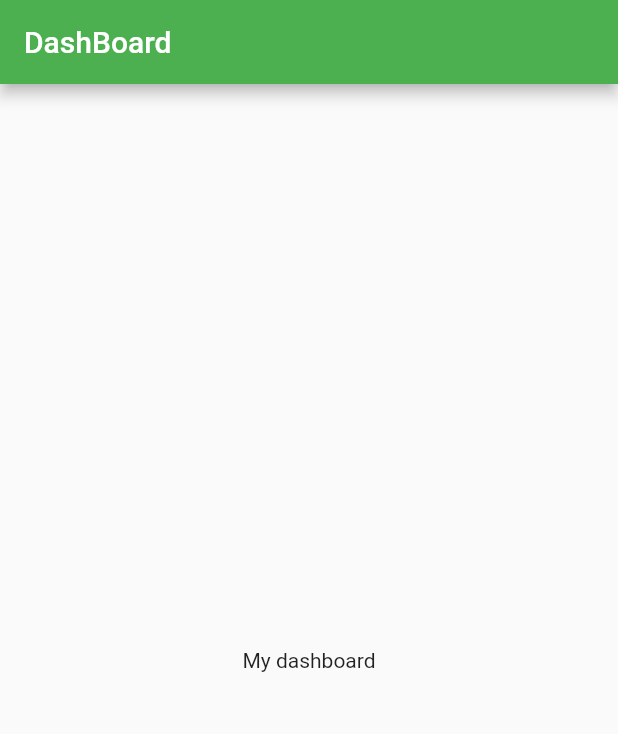
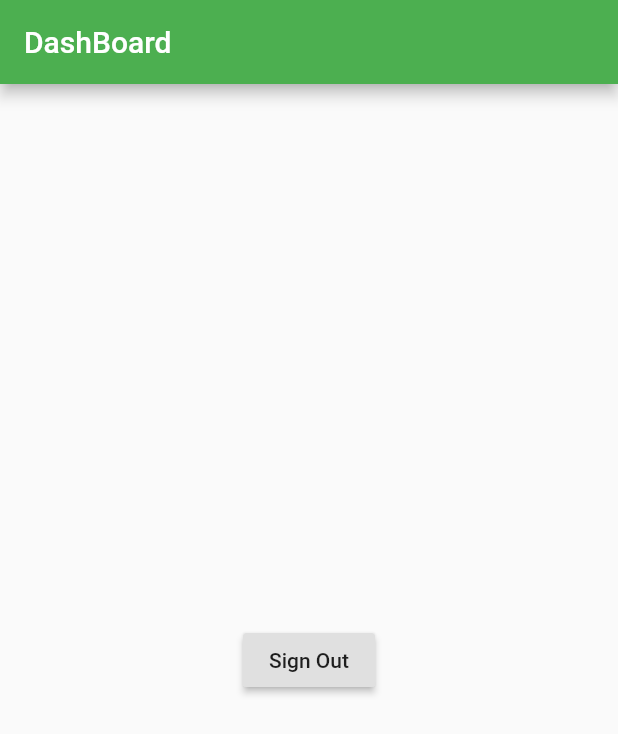
Before and after one commit to waletoyo1/flutter_authentication, a Flutter app: the DashBoard screen opened directly, on a phone screen of 412 x 824 dp. Shown: the top 734 px of the screen. Run offline on Flutter 3.47's test engine with Material 2 defaults, Android fonts, the phone set to English and light mode, and no system bars; our stand-ins replace cloud_firestore, firebase_auth, flutter_login, shared_preferences; accounts and stored records are empty.

Commit message:
added signout button

```diff
--- a/lib/dashboard.dart
+++ b/lib/dashboard.dart
@@ -1,3 +1,4 @@
+import 'package:firebase_auth/firebase_auth.dart';
 import 'package:flutter/material.dart';
 
 class DashBoard extends StatefulWidget {
@@ -13,7 +14,9 @@ class _DashBoardState extends State<DashBoard> {
         title: Text('DashBoard'),
       ),
       body: Center(
-        child: Text('My dashboard'),
+        child: RaisedButton(onPressed: (){
+          FirebaseAuth.instance.signOut();
+        },child: Text('Sign Out'),),
       ),
     );
   }
```
